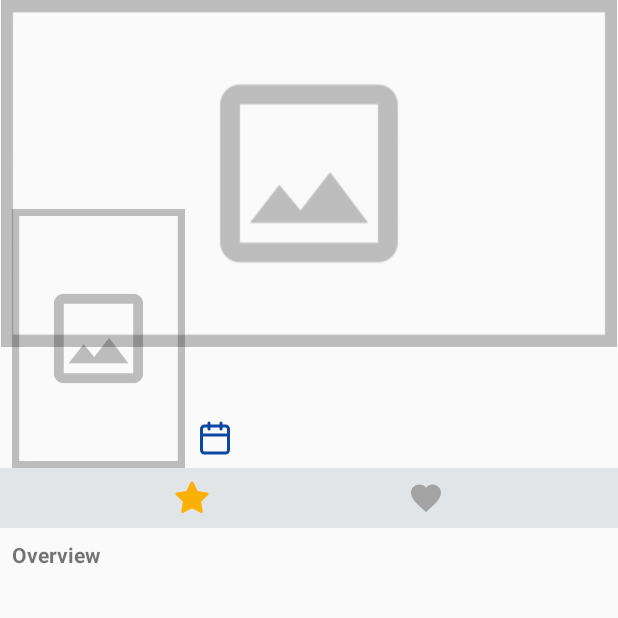
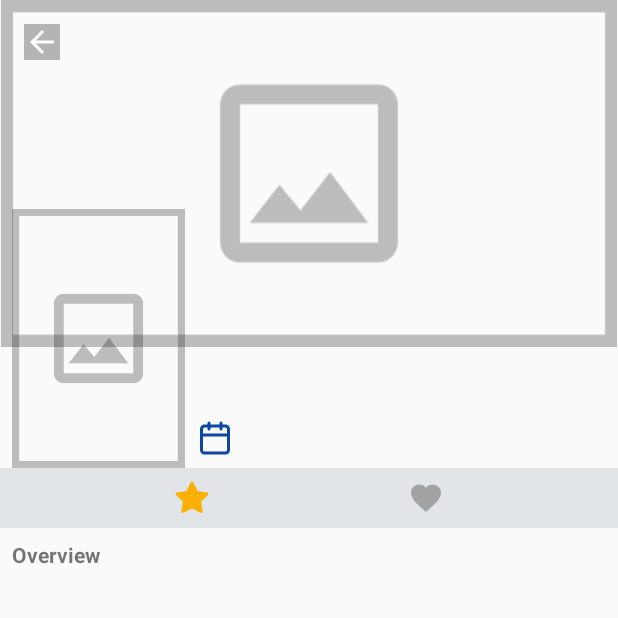
Before and after one commit to cagdaskimyon/tmdb-android-app, an Android app: the MovieDetailActivity screen opened directly, with no data from a screen before it, on a phone screen of 412 x 824 dp, the top half of it. Run offline under Robolectric (Android 15) with nearby library versions, the phone set to English and light mode, and no system bars; network calls fail; pictures from the network do not load; 4 statements that could not run were skipped.

Commit message:
Add navigation. runnable for search, null checks
- Add navigate back icon for movie details page.
- Add runnable to call search function once while entering query.
- Add movie poster null check.
- Add date empty/null check.
- Fix infinite scroll at the search result.

```diff
--- a/app/src/main/java/com/cagdaskimyon/mobven/tmdbapi/TmdbApiInterface.kt
+++ b/app/src/main/java/com/cagdaskimyon/mobven/tmdbapi/TmdbApiInterface.kt
@@ -29,6 +29,7 @@ interface TmdbApiInterface {
 
     @GET("search/movie")
     fun searchMovie(
-        @Query("query") movieQuery: String
+        @Query("query") movieQuery: String,
+        @Query("page") page: Int
     ): Call<Movie>
 }
--- /dev/null
+++ b/app/src/main/res/drawable/icon_arrow_back.xml
@@ -0,0 +1,10 @@
+<vector xmlns:android="http://schemas.android.com/apk/res/android"
+    android:width="24dp"
+    android:height="24dp"
+    android:viewportWidth="24"
+    android:viewportHeight="24">
+  <path android:fillColor="#47000000" android:pathData="M0 0h24v24H0V0z"/>
+  <path
+      android:fillColor="#FFFFFFFF"
+      android:pathData="M20,11H7.83l5.59,-5.59L12,4l-8,8 8,8 1.41,-1.41L7.83,13H20v-2z"/>
+</vector>
--- a/app/src/main/res/layout/activity_movie_details.xml
+++ b/app/src/main/res/layout/activity_movie_details.xml
@@ -81,4 +81,10 @@
             android:layout_width="wrap_content"
             android:layout_height="wrap_content" android:id="@+id/guidelineEnd"
             app:layout_constraintGuide_percent="0.30"/>
+    <ImageView
+            android:layout_width="wrap_content"
+            android:layout_height="wrap_content" app:srcCompat="@drawable/icon_arrow_back"
+            android:id="@+id/iv_navigate_back" app:layout_constraintTop_toTopOf="parent"
+            app:layout_constraintStart_toStartOf="parent" android:padding="16dp"
+    />
 </android.support.constraint.ConstraintLayout>
```
Also changed, not shown: app/src/main/java/com/cagdaskimyon/mobven/MainActivity.kt (+21 -2 lines), app/src/main/java/com/cagdaskimyon/mobven/MovieDetailActivity.kt (+11 -0 lines), app/src/main/java/com/cagdaskimyon/mobven/ui/MovieListAdapter.kt (+9 -4 lines), app/src/main/java/com/cagdaskimyon/mobven/ui/MovieListFragment.kt (+20 -11 lines), app/src/main/java/com/cagdaskimyon/mobven/utils/DateTime.kt (+8 -4 lines).
